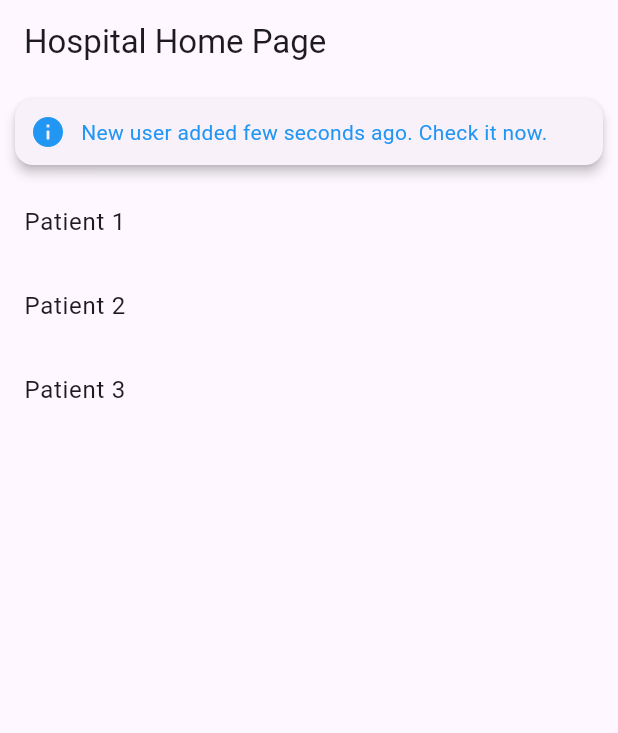
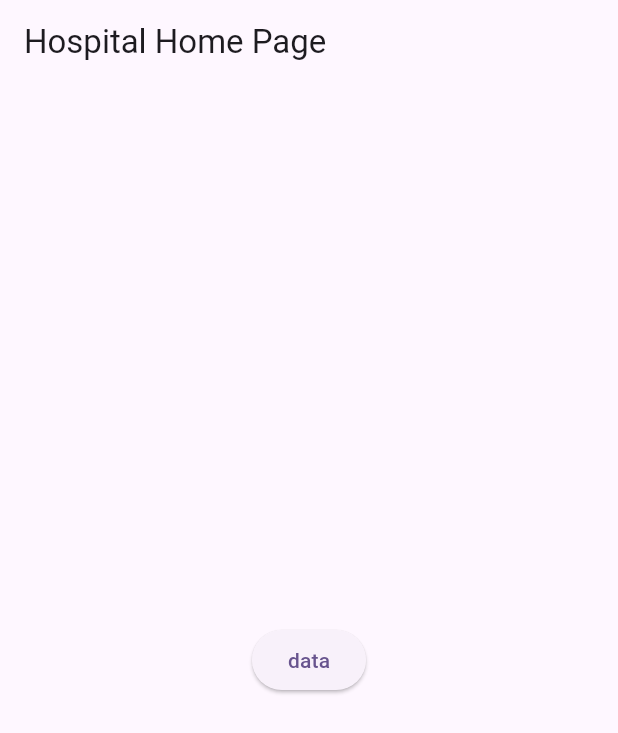
Before and after one commit to jana4k/hospital, a Flutter app: the HospitalHomePage screen opened directly, on a phone screen of 412 x 824 dp. Shown: the top 733 px of the screen. Run offline on Flutter 3.47's test engine with Material 3 defaults, Android fonts, the light colour scheme and no system bars; our stand-ins replace file_picker, firebase_core, firebase_database, firebase_storage, permission_handler, qr_flutter and 2 more; missing offline and left inert: encrypt; accounts and stored records are empty.

Commit message:
added changes

```diff
--- a/lib/ui/app/login.dart
+++ b/lib/ui/app/login.dart
@@ -83,7 +83,7 @@ class _LoginPageState extends State<LoginPage> {
 
   Future<void> _saveLoginData(String email, String password) async {
     SharedPreferences prefs = await SharedPreferences.getInstance();
-    await prefs.setString('email', email);
+    await prefs.setString('emaill', email);
     await prefs.setString('password', password);
   }
 
@@ -95,7 +95,7 @@ class _LoginPageState extends State<LoginPage> {
 
   Future<void> _checkLoginStatus() async {
     SharedPreferences prefs = await SharedPreferences.getInstance();
-    String? email = prefs.getString('email');
+    String? email = prefs.getString('emaill');
     String? password = prefs.getString('password');
     if (email != null && password != null) {
       // Navigate to the home page if login data is available
--- a/lib/ui/web/hospitalUi.dart
+++ b/lib/ui/web/hospitalUi.dart
@@ -1,99 +1,59 @@
+import 'package:firebase_core/firebase_core.dart';
+import 'package:flutter/foundation.dart';
 import 'package:flutter/material.dart';
+import 'package:firebase_database/firebase_database.dart';
 
 class HospitalHomePage extends StatefulWidget {
   const HospitalHomePage({super.key});
 
   @override
-  State<HospitalHomePage> createState() => _HospitalHomePageState();
+  _HospitalHomePageState createState() => _HospitalHomePageState();
 }
 
 class _HospitalHomePageState extends State<HospitalHomePage> {
-  List<String> patientNames = [
-    'Patient 1',
-    'Patient 2',
-    'Patient 3'
-  ]; // Example list of patient names
+  @override
+  void initState() {
+    // TODO: implement initState
+    super.initState();
+    // _initFirebase();
+  }
+  Future<void> _initFirebase() async {
+    await Firebase.initializeApp();}
+  final DatabaseReference _databaseReference =
+      FirebaseDatabase.instance.reference().child('formData');
+  Future<void> _fetchFormDataFromFirebase() async {
+    final databaseRef = _databaseReference.child('formData');
+    final snapshot = await databaseRef.get();
+
+    if (snapshot.exists) {
+      final formData = snapshot.value as Map<String, dynamic>;
+      // Process the fetched data
+      if (kDebugMode) {
+        print('Name: ${formData['name']}');
+      }
+      if (kDebugMode) {
+        print('Age: ${formData['age']}');
+      }
+      // ...
+    } else {
+      if (kDebugMode) {
+        print('No data found');
+      }
+    }
+  }
 
   @override
   Widget build(BuildContext context) {
     return Scaffold(
-      appBar: AppBar(
-        title: const Text('Hospital Home Page'),
-      ),
-      body: SingleChildScrollView(
-        child: Column(
-          crossAxisAlignment: CrossAxisAlignment.stretch,
-          children: [
-            // Message Box
-            const Card(
-              elevation: 3,
-              margin: EdgeInsets.all(10),
-              child: Padding(
-                padding: EdgeInsets.all(10),
-                child: Row(
-                  children: [
-                    Icon(Icons.info, color: Colors.blue),
-                    SizedBox(width: 10),
-                    Expanded(
-                      child: Text(
-                        'New user added few seconds ago. Check it now.',
-                        style: TextStyle(color: Colors.blue),
-                      ),
-                    ),
-                  ],
-                ),
-              ),
-            ),
-            // Patient Names
-            ListView.builder(
-              shrinkWrap: true,
-              itemCount: patientNames.length,
-              itemBuilder: (context, index) {
-                return ListTile(
-                  title: Text(patientNames[index]),
-                  onTap: () {
-                    // Show patient details dialog
-                    _showPatientDetailsDialog(patientNames[index]);
-                  },
-                );
+        appBar: AppBar(
+          title: const Text('Hospital Home Page'),
+        ),
+        body: Center(
+          child: ElevatedButton(
+              onPressed: () {
+                // _fetchFormDataFromFirebase();
               },
-            ),
-          ],
-        ),
-      ),
-    );
-  }
-
-  // Function to show patient details dialog
-  void _showPatientDetailsDialog(String patientName) {
-    showDialog(
-      context: context,
-      builder: (context) {
-        return AlertDialog(
-          title: Text('Patient Details - $patientName'),
-          content: const SingleChildScrollView(
-            child: Column(
-              crossAxisAlignment: CrossAxisAlignment.start,
-              children: [
-                // Add patient details here based on patientName
-                // For example:
-                Text('Age: 25'),
-                Text('Gender: Male'),
-                Text('Address: XYZ Street'),
-                // Add more patient details as needed
-              ],
-            ),
-          ),
-          actions: [
-            TextButton(
-              onPressed: () {
-                Navigator.of(context).pop();
-              },
-              child: const Text('Close'),
-            ),
-          ],
-        );
-      },
-    );
+              child: const Text('data')),
+        ));
   }
 }
--- a/pubspec.yaml
+++ b/pubspec.yaml
@@ -19,7 +19,7 @@ publish_to: 'none' # Remove this line if you wish to publish to pub.dev
 version: 1.0.0+1
 
 environment:
-  sdk: '>=3.3.1 <4.0.0'
+  sdk: '>=3.3.4 <4.0.0'
 
 # Dependencies specify other packages that your package needs in order to work.
 # To automatically upgrade your package dependencies to the latest versions
@@ -41,6 +41,10 @@ dependencies:
   encrypt: ^5.0.3
   shared_preferences: ^2.2.1
   qr_flutter: ^4.1.0
+  firebase_core: ^2.30.0
+  firebase_database: ^10.5.2
+  firebase_storage: ^11.7.2
+  flutter_bloc: ^8.1.5
 
 
 dev_dependencies:
```
Also changed, not shown: lib/main.dart (+15 -2 lines), lib/ui/app/home.dart (+90 -24 lines), lib/ui/web/webHomePage.dart (+4 -3 lines), pubspec.lock, 10 other files.
